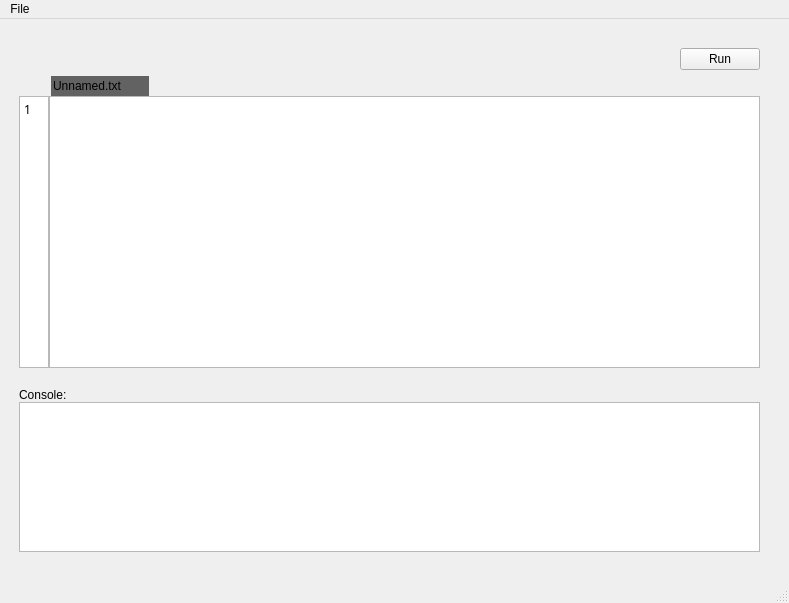
H1nkk/pamm, file app/ui/main_window.ui: the form before one commit.
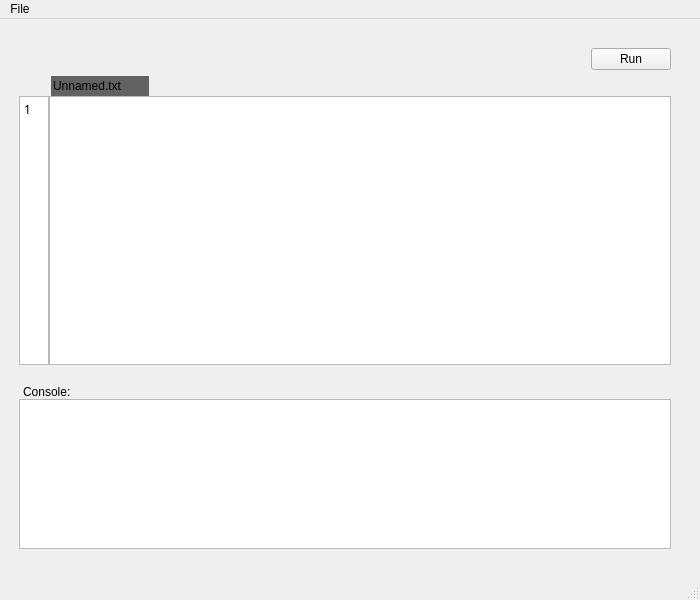
The form after the commit.

Commit message: fix too long text splitting in multiple lines

```diff
--- a/app/ui/main_window.ui
+++ b/app/ui/main_window.ui
@@ -6,8 +6,8 @@
    <rect>
     <x>0</x>
     <y>0</y>
-    <width>789</width>
-    <height>603</height>
+    <width>700</width>
+    <height>600</height>
    </rect>
   </property>
   <property name="sizePolicy">
@@ -249,6 +249,15 @@
                 <family>Cascadia Mono</family>
                </font>
               </property>
+              <property name="lineWrapMode">
+               <enum>QPlainTextEdit::LineWrapMode::NoWrap</enum>
+              </property>
+              <property name="plainText">
+               <string/>
+              </property>
+              <property name="overwriteMode">
+               <bool>false</bool>
+              </property>
              </widget>
             </item>
            </layout>
@@ -278,9 +287,17 @@
             <family>Microsoft YaHei UI</family>
            </font>
           </property>
+          <property name="styleSheet">
+           <string notr="true">QLabel {
+	margin-left: 1px;
+}</string>
+          </property>
           <property name="text">
            <string>Console:</string>
           </property>
+          <property name="margin">
+           <number>0</number>
+          </property>
          </widget>
         </item>
         <item>
@@ -309,7 +326,7 @@
     <rect>
      <x>0</x>
      <y>0</y>
-     <width>789</width>
+     <width>700</width>
      <height>21</height>
     </rect>
    </property>
```
